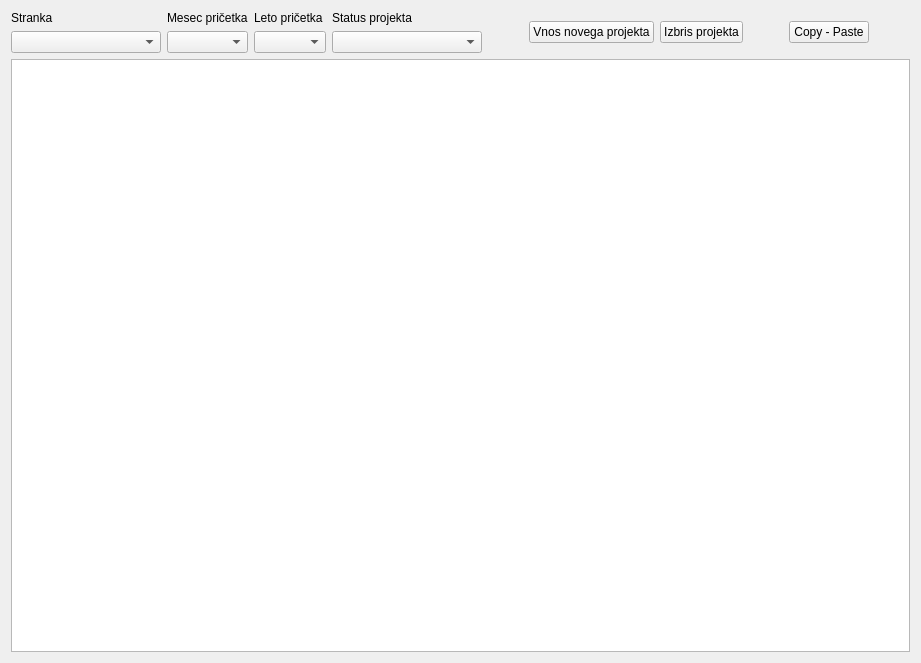
Above: wid_projekti.ui from bubi-luka/BubiRacun before the change. Below: the same form after it.
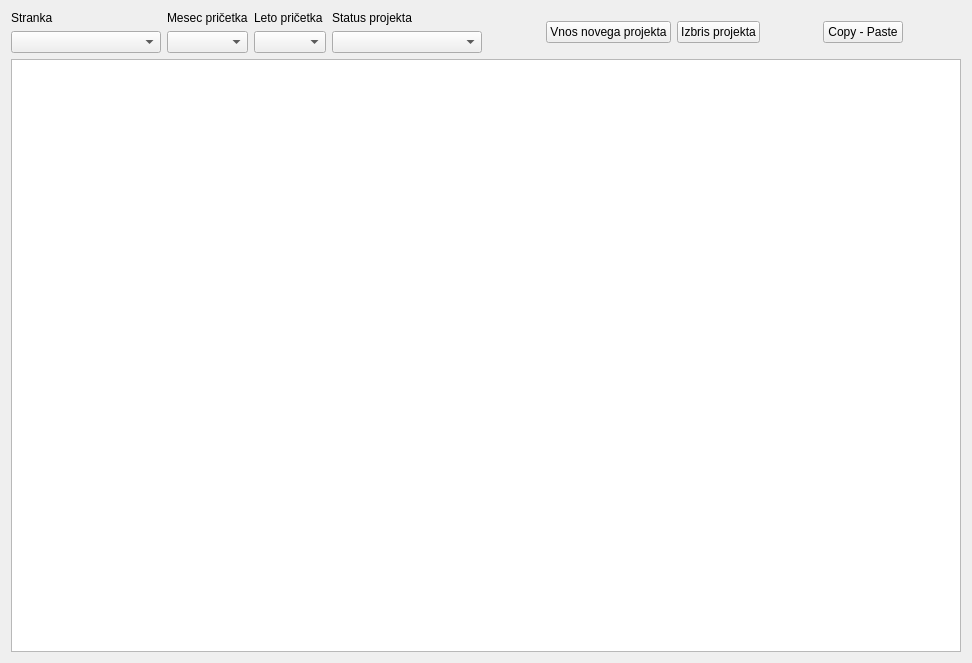
That is the form after the change.

Commit message:
SANDY THEME FOR APPLICATION & ALTERNATING ROWS IN TABLES
closes #105

The edit to the form file:
```diff
--- a/wid_projekti.ui
+++ b/wid_projekti.ui
@@ -9,7 +9,7 @@
    <rect>
     <x>0</x>
     <y>0</y>
-    <width>921</width>
+    <width>972</width>
     <height>663</height>
    </rect>
   </property>
@@ -144,6 +144,9 @@
      <property name="editTriggers">
       <set>QAbstractItemView::NoEditTriggers</set>
      </property>
+     <property name="alternatingRowColors">
+      <bool>true</bool>
+     </property>
      <property name="selectionMode">
       <enum>QAbstractItemView::SingleSelection</enum>
      </property>
```
The commit also changes 33 other files.
